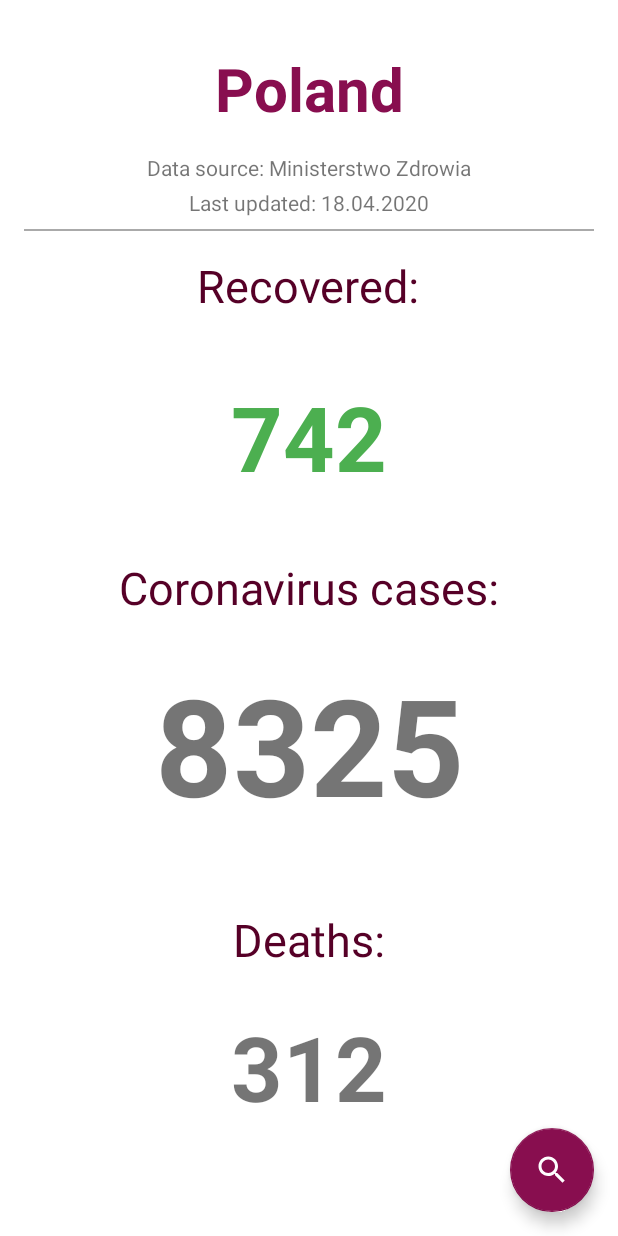
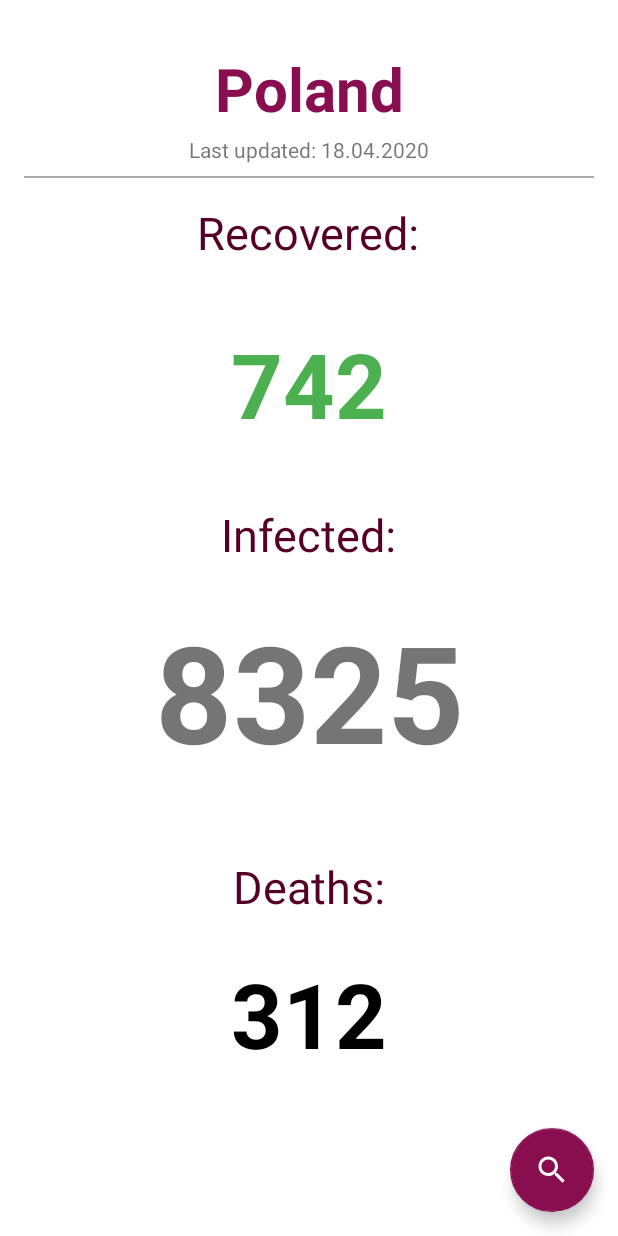
Before and after one commit to AdiJr/CoronaTracker, an Android app: the layout home_fragment.xml on its own in the app's theme, with its tools: preview values and no code run, on a phone screen of 412 x 824 dp. Run offline under Robolectric (Android 15) with nearby library versions, the phone set to English and light mode, and no system bars; Roboto replaces fonts that are not available here.

Commit message:
Changed API to one which fetches data from Worldometers

```diff
--- a/app/src/main/java/pl/adijr/coronatracker/di/modules/RemoteModule.kt
+++ b/app/src/main/java/pl/adijr/coronatracker/di/modules/RemoteModule.kt
@@ -17,7 +17,7 @@ class RemoteModule {
     @Singleton
     fun provideCovidService(okHttpClient: OkHttpClient): CovidApi =
         Retrofit.Builder()
-            .baseUrl("https://api.apify.com/")
+            .baseUrl("https://covid19-server.chrismichael.now.sh")
             .addConverterFactory(GsonConverterFactory.create())
             .client(okHttpClient)
             .build()
--- a/app/src/main/java/pl/adijr/coronatracker/repository/local/Database.kt
+++ b/app/src/main/java/pl/adijr/coronatracker/repository/local/Database.kt
@@ -4,9 +4,11 @@ import android.content.Context
 import androidx.room.Database
 import androidx.room.Room
 import androidx.room.RoomDatabase
+import androidx.room.TypeConverters
 import pl.adijr.coronatracker.models.CityModel
 
 @Database(entities = [CityModel::class], version = 1)
+@TypeConverters(RoomTypeConverters::class)
 abstract class AppDatabase : RoomDatabase() {
     abstract fun citiesDao(): CitiesDao
 
--- a/app/src/main/java/pl/adijr/coronatracker/repository/remote/CovidApi.kt
+++ b/app/src/main/java/pl/adijr/coronatracker/repository/remote/CovidApi.kt
@@ -5,7 +5,7 @@ import retrofit2.http.GET
 
 interface CovidApi {
 
-    @GET("v2/key-value-stores/tVaYRsPHLjNdNBu7S/records/LATEST?disableRedirect=true")
-    suspend fun getWorldlyStats(): Array<CityModel>
+    @GET("/api/v1/AllReports")
+    suspend fun getWorldlyStats(): CityModel
 
 }
--- a/app/src/main/java/pl/adijr/coronatracker/viewmodels/SplashViewModel.kt
+++ b/app/src/main/java/pl/adijr/coronatracker/viewmodels/SplashViewModel.kt
@@ -21,7 +21,8 @@ class SplashViewModel @Inject constructor(val repository: Repository) : ViewMode
             }
             val fetchDone = async {
                 try {
-                    repository.fetchWorldlyStats()
+                    val result = repository.fetchWorldlyStats()
+                    repository.storeAll(result)
                 } catch (e: Exception) {
                     e.printStackTrace()
                 }
--- a/app/src/main/res/layout/home_fragment.xml
+++ b/app/src/main/res/layout/home_fragment.xml
@@ -11,7 +11,7 @@
         android:layout_width="wrap_content"
         android:layout_height="wrap_content"
         android:layout_marginTop="32dp"
-        android:text="Poland"
+        tools:text="Poland"
         android:textColor="@color/primaryColor"
         android:textSize="40sp"
         android:textStyle="bold"
@@ -49,7 +49,7 @@
         android:layout_width="wrap_content"
         android:layout_height="wrap_content"
         android:layout_marginTop="40dp"
-        android:text="Coronavirus cases:"
+        android:text="Infected:"
         android:textColor="@color/primaryDarkColor"
         android:textSize="30sp"
         app:layout_constraintEnd_toEndOf="parent"
@@ -61,7 +61,7 @@
         android:layout_width="wrap_content"
         android:layout_height="wrap_content"
         android:layout_marginTop="40dp"
-        android:text="742"
+        tools:text="742"
         android:textColor="#FF4CAF50"
         android:textSize="60sp"
         android:textStyle="bold"
@@ -74,7 +74,7 @@
         android:layout_width="wrap_content"
         android:layout_height="wrap_content"
         android:layout_marginTop="24dp"
-        android:text="8325"
+        tools:text="8325"
         android:textSize="90sp"
         android:textStyle="bold"
         app:layout_constraintEnd_toEndOf="parent"
@@ -86,7 +86,8 @@
         android:layout_width="wrap_content"
         android:layout_height="wrap_content"
         android:layout_marginTop="24dp"
-        android:text="312"
+        android:textColor="@android:color/black"
+        tools:text="312"
         android:textSize="60sp"
         android:textStyle="bold"
         app:layout_constraintEnd_toEndOf="parent"
@@ -109,24 +110,14 @@
         app:layout_constraintTop_toBottomOf="@+id/tvLastUpdated" />
 
     <TextView
-        android:id="@+id/tvDataProvider"
-        android:layout_width="wrap_content"
-        android:layout_height="wrap_content"
-        android:layout_marginTop="16dp"
-        android:text="Data source: Ministerstwo Zdrowia"
-        app:layout_constraintEnd_toEndOf="parent"
-        app:layout_constraintStart_toStartOf="parent"
-        app:layout_constraintTop_toBottomOf="@+id/tvCountryName" />
-
-    <TextView
         android:id="@+id/tvLastUpdated"
         android:layout_width="wrap_content"
         android:layout_height="wrap_content"
         android:layout_marginTop="4dp"
-        android:text="Last updated: 18.04.2020"
+        app:layout_constraintTop_toBottomOf="@+id/tvCountryName"
         app:layout_constraintEnd_toEndOf="parent"
         app:layout_constraintStart_toStartOf="parent"
-        app:layout_constraintTop_toBottomOf="@+id/tvDataProvider" />
+        tools:text="Last updated: 18.04.2020" />
 
     <com.google.android.material.floatingactionbutton.FloatingActionButton
         android:id="@+id/fabSearch"
```
Also changed, not shown: app/src/main/java/pl/adijr/coronatracker/adapters/CityAdapter.kt (+9 -9 lines), app/src/main/java/pl/adijr/coronatracker/fragments/SearchFragment.kt (+2 -7 lines), app/src/main/java/pl/adijr/coronatracker/models/CityModel.kt (+19 -5 lines), app/src/main/java/pl/adijr/coronatracker/repository/Repository.kt (+5 -3 lines), app/src/main/java/pl/adijr/coronatracker/repository/local/CitiesDao.kt (+4 -4 lines), app/src/main/java/pl/adijr/coronatracker/repository/local/RoomTypeConverters.kt (added, +20 -0 lines), app/src/main/java/pl/adijr/coronatracker/viewmodels/SearchViewModel.kt (+5 -5 lines), app/src/main/res/layout/item_country.xml (+4 -3 lines), app/src/main/res/layout/search_fragment.xml (+3 -4 lines).
